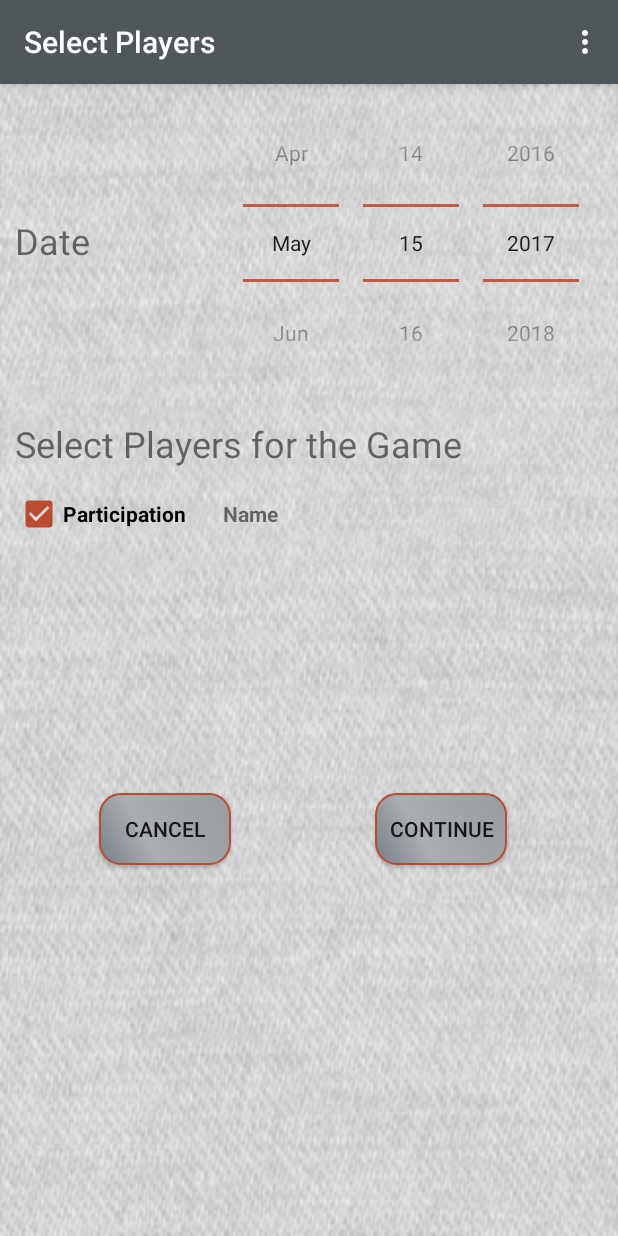
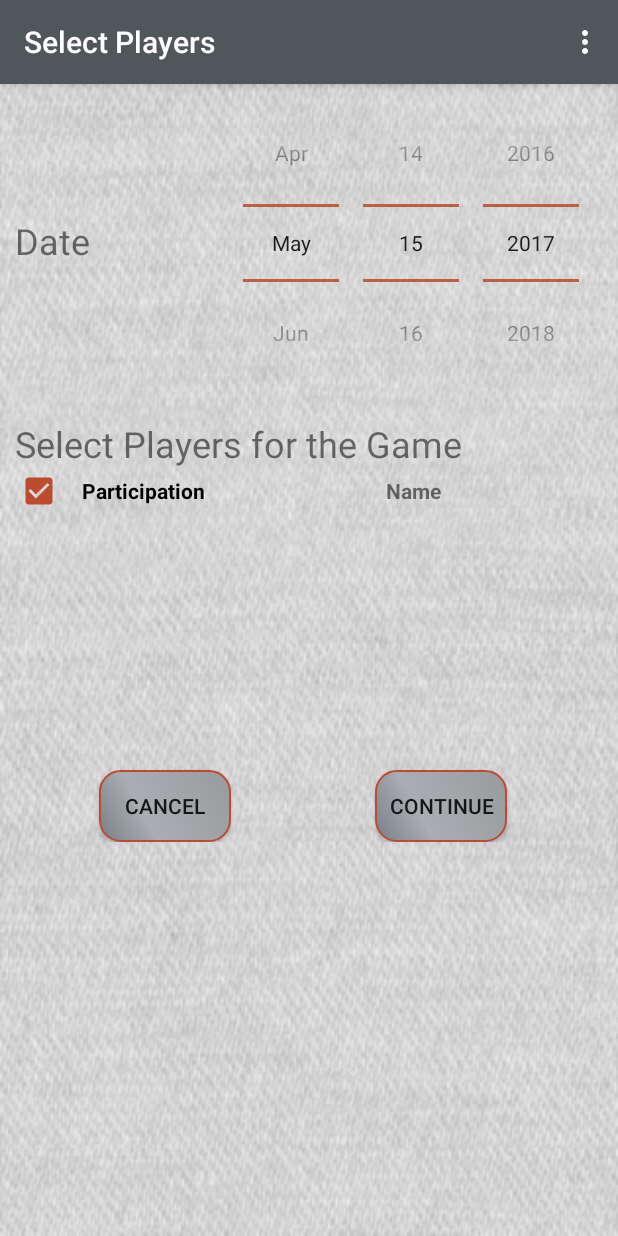
Before and after one commit to Miautex/Soccer_app, an Android app: the AddGameSelectPlayersActivity screen opened directly, with no data from a screen before it, on a phone screen of 412 x 824 dp. Run offline under Robolectric (Android 15) with nearby library versions, the phone set to English and light mode, and no system bars.

Commit message:
Small misc. adjustments;

```diff
--- a/app/src/main/AndroidManifest.xml
+++ b/app/src/main/AndroidManifest.xml
@@ -40,7 +40,8 @@
         <!-- android:theme="@style/AppTheme.NoActionBar"></activity> -->
         <activity
             android:name=".AddGameSelectPlayersActivity"
-            android:label="@string/title_activity_add_game_select_players"/>
+            android:label="@string/title_activity_add_game_select_players"
+            android:screenOrientation="portrait"/>
         <activity
             android:name=".AddGameEnterDataActivity"
             android:label="@string/title_activity_add_game_enter_data"
--- a/app/src/main/java/group2/schoolproject/a02soccer/AddGameSelectPlayersActivity.java
+++ b/app/src/main/java/group2/schoolproject/a02soccer/AddGameSelectPlayersActivity.java
@@ -43,7 +43,7 @@ public class AddGameSelectPlayersActivity extends DynamicMenuActivity implements
     @Override
     public void onCreate(Bundle savedInstanceState) {
         super.onCreate(savedInstanceState);
-        setContentView(R.layout.activity_addgame);
+        setContentView(R.layout.activity_add_game_select_players);
 
         getAllViews();
         registrateEventHandlers();
--- a/app/src/main/java/pkgData/Player.java
+++ b/app/src/main/java/pkgData/Player.java
@@ -207,10 +207,8 @@ public final class Player implements Comparable, Serializable, Cloneable {
 
     @Override
     public int compareTo(Object o) {
-        //int cp;
         Player tmpP = (Player) o;
-        //cp = getName().compareTo(tmpP.getName());
-        //return cp;
-        return id-tmpP.getId();
+
+        return this.toString().compareTo(tmpP.toString());
     }
 }
--- /dev/null
+++ b/app/src/main/res/layout/activity_add_game_select_players.xml
@@ -0,0 +1,130 @@
+<?xml version="1.0" encoding="utf-8"?>
+<LinearLayout xmlns:android="http://schemas.android.com/apk/res/android"
+    xmlns:app="http://schemas.android.com/apk/res-auto"
+    android:layout_width="match_parent"
+    android:layout_height="match_parent"
+    android:orientation="vertical"
+    android:background="@drawable/background">
+    <ScrollView
+        android:layout_width="match_parent"
+        android:layout_height="match_parent"
+        android:layout_alignParentTop="true"
+        android:layout_alignParentLeft="true"
+        android:layout_alignParentStart="true">
+
+        <RelativeLayout
+            android:layout_width="match_parent"
+            android:layout_height="match_parent"
+            android:orientation="vertical">
+
+            <DatePicker
+                android:id="@+id/datePicker"
+                android:layout_width="wrap_content"
+                android:layout_height="wrap_content"
+                android:layout_alignEnd="@+id/table_PlayersHeader"
+                android:layout_alignParentTop="true"
+                android:layout_alignRight="@+id/table_PlayersHeader"
+                android:calendarViewShown="false"
+                android:datePickerMode="spinner"/>
+
+            <TextView
+                android:id="@+id/textView"
+                android:layout_width="wrap_content"
+                android:layout_height="wrap_content"
+                android:layout_alignLeft="@+id/table_PlayersHeader"
+                android:layout_alignStart="@+id/table_PlayersHeader"
+                android:layout_below="@+id/datePicker"
+                android:layout_marginTop="11dp"
+                android:text="@string/SelectPlayersForGame"
+                android:textSize="24sp" />
+
+            <TableLayout
+                android:layout_width="fill_parent"
+                android:layout_height="wrap_content"
+                android:stretchColumns="0"
+                android:layout_marginTop="32dp"
+                android:layout_marginLeft="10dp"
+                android:layout_marginRight="10dp"
+                android:layout_alignTop="@+id/textView"
+                android:layout_alignParentLeft="true"
+                android:layout_alignParentStart="true"
+                android:id="@+id/table_PlayersHeader">
+
+                <TableRow>
+
+                    <CheckBox
+                        android:id="@+id/ckbParticipationHeader"
+                        android:layout_width="0dp"
+                        android:layout_column="0"
+                        android:layout_weight="1.1"
+                        android:checked="true"
+                        android:text="@string/Participation"
+                        android:gravity="center"
+                        android:textStyle="bold" />
+
+                    <TextView
+                        android:layout_width="0dp"
+                        android:layout_height="match_parent"
+                        android:layout_column="1"
+                        android:layout_weight="2"
+                        android:gravity="center"
+                        android:text="@string/Name"
+                        android:textStyle="bold" />
+                </TableRow>
+
+            </TableLayout>
+
+            <ScrollView
+                android:id="@+id/ScrollView01"
+                android:layout_marginLeft="10dp"
+                android:layout_marginRight="10dp"
+                android:layout_width="wrap_content"
+                android:layout_height="150dp"
+                android:layout_below="@+id/table_PlayersHeader"
+                android:layout_alignParentLeft="true"
+                android:layout_alignParentStart="true">
+
+                <TableLayout
+                    android:id="@+id/table_Players"
+                    android:layout_width="fill_parent"
+                    android:layout_height="wrap_content"
+                    android:stretchColumns="0">
+
+                </TableLayout>
+            </ScrollView>
+
+            <TextView
+                android:id="@+id/textView8"
+                android:layout_width="wrap_content"
+                android:layout_height="wrap_content"
+                android:layout_alignLeft="@+id/textView"
+                android:layout_alignParentTop="true"
+                android:layout_alignStart="@+id/textView"
+                android:layout_marginTop="88dp"
+                android:text="@string/Date"
+                android:textSize="24sp" />
+
+            <Button
+                android:id="@+id/btnCancel"
+                style="@style/buttonStyle"
+                android:layout_width="wrap_content"
+                android:layout_height="wrap_content"
+                android:text="@string/btnCancel"
+                android:layout_alignBaseline="@+id/btnSave"
+                android:layout_alignBottom="@+id/btnSave"
+                android:layout_toLeftOf="@+id/datePicker"
+                android:layout_toStartOf="@+id/datePicker" />
+
+            <Button
+                android:id="@+id/btnSave"
+                style="@style/buttonStyle"
+                android:layout_width="wrap_content"
+                android:layout_height="wrap_content"
+                android:layout_below="@+id/table_PlayersHeader"
+                android:layout_marginLeft="250dp"
+                android:layout_marginTop="170dp"
+                android:text="@string/btnContinue" />
+
+        </RelativeLayout>
+    </ScrollView>
+</LinearLayout>
--- a/app/src/main/res/layout/activity_addgame.xml
+++ /dev/null
@@ -1,113 +0,0 @@
-<?xml version="1.0" encoding="utf-8"?>
-<RelativeLayout xmlns:android="http://schemas.android.com/apk/res/android"
-    android:layout_width="match_parent"
-    android:layout_height="match_parent"
-    android:orientation="vertical"
-    android:background="@drawable/background">
-
-    <DatePicker
-        android:id="@+id/datePicker"
-        android:layout_width="wrap_content"
-        android:layout_height="wrap_content"
-        android:layout_alignEnd="@+id/table_PlayersHeader"
-        android:layout_alignParentTop="true"
-        android:layout_alignRight="@+id/table_PlayersHeader"
-        android:calendarViewShown="false"
-        android:datePickerMode="spinner"/>
-
-    <TextView
-        android:id="@+id/textView"
-        android:layout_width="wrap_content"
-        android:layout_height="wrap_content"
-        android:layout_alignLeft="@+id/table_PlayersHeader"
-        android:layout_alignStart="@+id/table_PlayersHeader"
-        android:layout_below="@+id/datePicker"
-        android:layout_marginTop="11dp"
-        android:text="@string/SelectPlayersForGame"
-        android:textSize="24sp" />
-
-    <TableLayout
-        android:layout_width="fill_parent"
-        android:layout_height="wrap_content"
-        android:stretchColumns="0"
-        android:layout_marginTop="47dp"
-        android:layout_marginLeft="10dp"
-        android:layout_marginRight="10dp"
-        android:layout_alignTop="@+id/textView"
-        android:layout_alignParentLeft="true"
-        android:layout_alignParentStart="true"
-        android:id="@+id/table_PlayersHeader">
-
-        <TableRow>
-
-            <CheckBox
-                android:id="@+id/ckbParticipationHeader"
-                android:layout_width="0dp"
-                android:layout_column="0"
-                android:layout_weight="1.1"
-                android:checked="true"
-                android:text="@string/Participation"
-                android:textStyle="bold" />
-
-            <TextView
-                android:layout_width="0dp"
-                android:layout_column="1"
-                android:layout_weight="2"
-                android:text="@string/Name"
-                android:textStyle="bold" />
-        </TableRow>
-
-    </TableLayout>
-
-    <ScrollView
-        android:id="@+id/ScrollView01"
-        android:layout_marginLeft="10dp"
-        android:layout_marginRight="10dp"
-        android:layout_width="wrap_content"
-        android:layout_height="150dp"
-        android:layout_below="@+id/table_PlayersHeader"
-        android:layout_alignParentLeft="true"
-        android:layout_alignParentStart="true">
-
-        <TableLayout
-            android:id="@+id/table_Players"
-            android:layout_width="fill_parent"
-            android:layout_height="wrap_content"
-            android:stretchColumns="0">
-
-        </TableLayout>
-    </ScrollView>
-
-    <TextView
-        android:id="@+id/textView8"
-        android:layout_width="wrap_content"
-        android:layout_height="wrap_content"
-        android:layout_alignLeft="@+id/textView"
-        android:layout_alignParentTop="true"
-        android:layout_alignStart="@+id/textView"
-        android:layout_marginTop="88dp"
-        android:text="@string/Date"
-        android:textSize="24sp" />
-
-    <Button
-        android:id="@+id/btnCancel"
-        style="@style/buttonStyle"
-        android:layout_width="wrap_content"
-        android:layout_height="wrap_content"
-        android:text="@string/btnCancel"
-        android:layout_alignBaseline="@+id/btnSave"
-        android:layout_alignBottom="@+id/btnSave"
-        android:layout_toLeftOf="@+id/datePicker"
-        android:layout_toStartOf="@+id/datePicker" />
-
-    <Button
-        android:id="@+id/btnSave"
-        style="@style/buttonStyle"
-        android:layout_width="wrap_content"
-        android:layout_height="wrap_content"
-        android:layout_below="@+id/table_PlayersHeader"
-        android:layout_marginLeft="250dp"
-        android:layout_marginTop="170dp"
-        android:text="@string/btnContinue" />
-
-</RelativeLayout>
--- a/app/src/main/res/values/colors.xml
+++ b/app/src/main/res/values/colors.xml
@@ -4,5 +4,6 @@
     <color name="colorPrimaryDark">#303F9F</color>
     <color name="colorAccent">#FF4081</color>
     <color name="redLogo">#C26C50</color>
+    <color name="darkerRed">#B0523D</color>
 
 </resources>
```
Also changed, not shown: app/src/main/java/group2/schoolproject/a02soccer/AddGameEnterDataActivity.java (+19 -24 lines), app/src/main/java/pkgDatabase/Database.java (+16 -9 lines), app/src/main/java/pkgTab/TabAddGameEnterData.java (+9 -29 lines), app/src/main/res/layout/activity_add_game_enter_data.xml (+7 -0 lines), app/src/main/res/layout/activity_show_player_stats.xml (+20 -3 lines), app/src/main/res/layout/fragment_add_game_enter_data.xml (+7 -3 lines).
